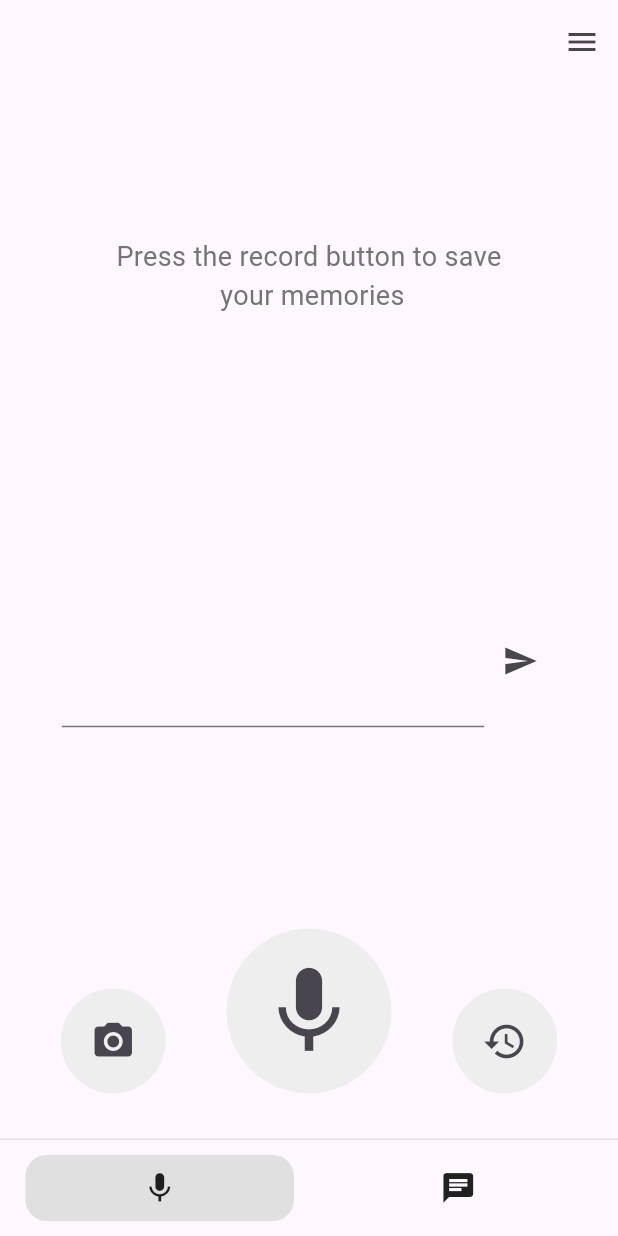
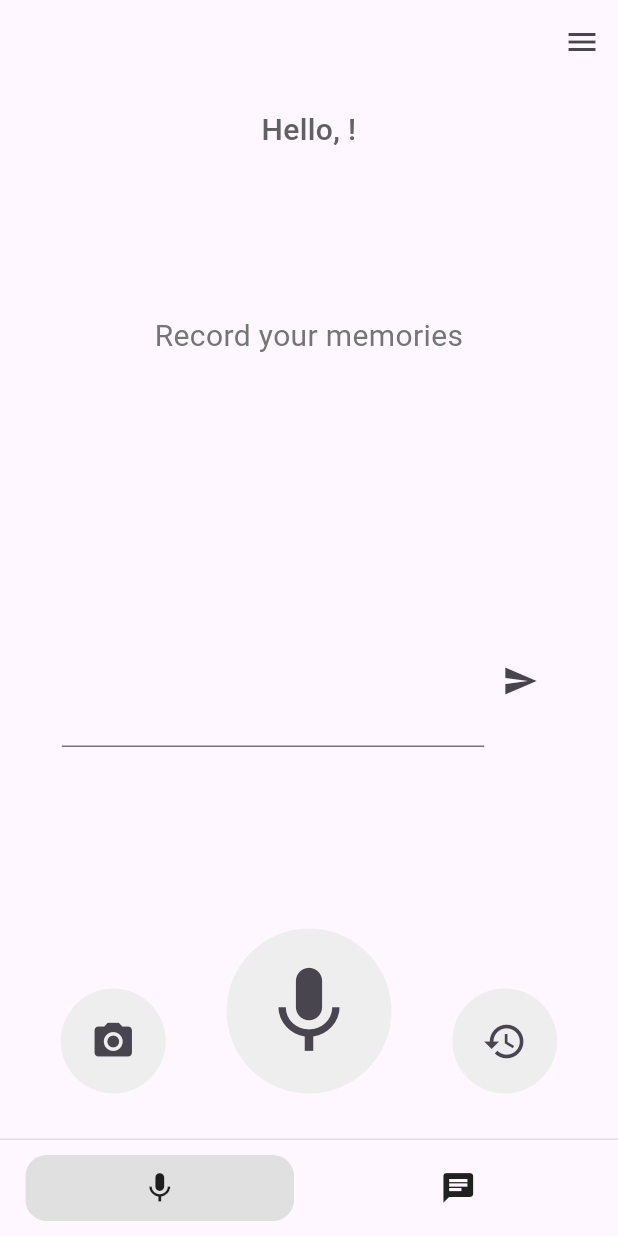
Before and after one commit to 1kl1/remember-me, a Flutter app: the screen it shows after launch, on a phone screen of 412 x 824 dp. Run offline on Flutter 3.47's test engine with Material 3 defaults, Android fonts, the phone set to English and light mode, and no system bars; our stand-ins replace cached_network_image, dio, elegant_notification, firebase_core, firebase_storage, flutter_dotenv and 8 more; accounts and stored records are empty; generated files the repository leaves out were written again; network calls fail.

Commit message:
Update home_page.dart

```diff
--- a/lib/app/screens/home/home_page.dart
+++ b/lib/app/screens/home/home_page.dart
@@ -8,8 +8,8 @@ import 'package:flutter_riverpod/flutter_riverpod.dart';
 import 'package:go_router/go_router.dart';
 import 'package:remember_me/app/auth/auth_service.dart';
 import 'package:remember_me/app/extension/build_context_x.dart';
+import 'package:remember_me/app/provider/user/user_provider.dart';
 import 'package:remember_me/app/route/router_service.dart';
-
 import 'package:remember_me/app/screens/home/logic/home_provider.dart';
 import 'package:remember_me/app/screens/home/logic/home_state.dart';
 import 'package:remember_me/app/screens/home/widgets/home_answer_page.dart';
@@ -43,6 +43,7 @@ class _HomePageState extends ConsumerState<HomePage> {
   @override
   void initState() {
     super.initState();
+    ref.read(userProvider.notifier).getUser();
   }
 
   @override
@@ -97,9 +98,28 @@ class _HomePageState extends ConsumerState<HomePage> {
   }
 
   Widget _buildRecordingPage() {
+    final userState = ref.watch(userProvider);
+    final displayName = userState.display_name;
     return Column(
       key: const Key('recording_page'),
       children: [
+        Padding(
+          padding: const EdgeInsets.only(
+            top: 16.0,
+            left: 16.0,
+            right: 16.0,
+            bottom: 8.0,
+          ),
+          child: Text(
+            "Hello, $displayName!",
+            textAlign: TextAlign.center,
+            style: TextStyle(
+              fontSize: 20,
+              fontWeight: FontWeight.w500,
+              color: Colors.grey[700],
+            ),
+          ),
+        ),
         Expanded(
           child: Column(
             mainAxisAlignment: MainAxisAlignment.center,
@@ -127,10 +147,10 @@ class _HomePageState extends ConsumerState<HomePage> {
                             ],
                           )
                           : Text(
-                            "Press the record button to save\n your memories",
+                            "Record your memories",
                             textAlign: TextAlign.center,
                             style: TextStyle(
-                              fontSize: 18,
+                              fontSize: 20,
                               color: Colors.grey[600],
                             ),
                           ),
```
